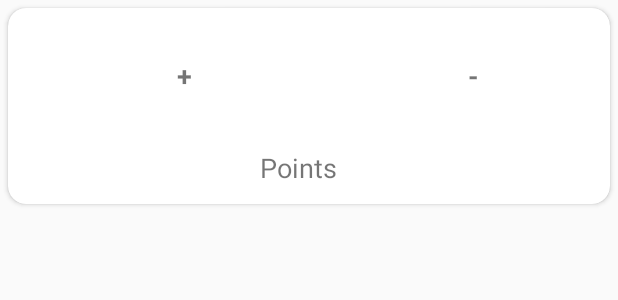
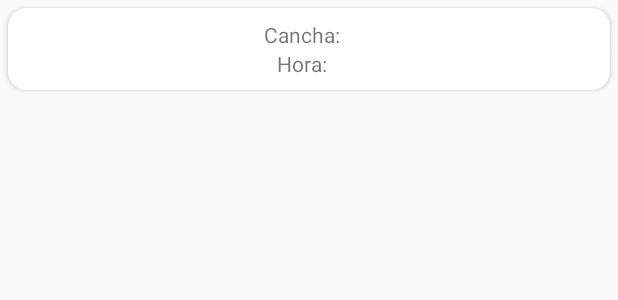
Before and after one commit to flimflo/AlpHa-Android, an Android app: the layout games_item.xml on its own in the app's theme, with its tools: preview values and no code run, on a phone screen of 412 x 824 dp. Shown: the top 300 px of the screen. Run offline under Robolectric (Android 15) with nearby library versions, the phone set to English and light mode, and no system bars; network calls fail.

Commit message:
NewsDetail and Games

```diff
--- a/app/src/main/java/com/flimflo/alpha/MainActivity.kt
+++ b/app/src/main/java/com/flimflo/alpha/MainActivity.kt
@@ -18,7 +18,6 @@ import com.google.android.material.bottomnavigation.BottomNavigationView
 class MainActivity : AppCompatActivity(), GamesFragment.CommListener, NewsFragment.CommListener, RankingFragment.CommListener {
 
     private lateinit var database: AlphaDataBase
-
 
     override fun onCreate(savedInstanceState: Bundle?) {
         super.onCreate(savedInstanceState)
--- a/app/src/main/java/com/flimflo/alpha/ui/games/Games.kt
+++ b/app/src/main/java/com/flimflo/alpha/ui/games/Games.kt
@@ -5,7 +5,7 @@ import androidx.room.PrimaryKey
 import com.flimflo.alpha.database.Constants
 
 @Entity(tableName = Constants.TABLE_NAME_GAMES)
-class Games (var team: String, var goals: Int, var goalsA: Int, var points: Int) {
+class Games (var teamA: String, var teamB: String, var cancha: Int, var hora: String, var date: String) {
     @PrimaryKey(autoGenerate = true)
     var id: Long = 0
 }
--- a/app/src/main/java/com/flimflo/alpha/ui/ranking/RankingAdapter.kt
+++ b/app/src/main/java/com/flimflo/alpha/ui/ranking/RankingAdapter.kt
@@ -41,7 +41,5 @@ class RankingAdapter(private val context: Context, private val rankingList: Muta
         var txtGoalsAgainst : TextView = itemView.findViewById(R.id.tvGoalsAgainst)
         var txtPosition : TextView = itemView.findViewById(R.id.tvPosition)
 
-
-
     }
 }
--- a/app/src/main/res/layout/games_item.xml
+++ b/app/src/main/res/layout/games_item.xml
@@ -13,93 +13,72 @@
         android:layout_width="match_parent"
         android:layout_height="wrap_content"
         android:padding="8dp"
-        android:orientation="vertical">
+        android:orientation="horizontal">
 
         <TextView
-            android:id="@+id/txtTitleGamesItem"
-            android:layout_width="match_parent"
-            android:layout_height="wrap_content"
-            android:textAlignment="center"
+            android:id="@+id/txtTeamAGamesItem"
+            android:layout_width="wrap_content"
+            android:layout_height="match_parent"
+            android:layout_weight="1"
+            android:gravity="center"
             android:textSize="18sp"
             android:textStyle="bold" />
 
-        <TableLayout
-            android:layout_width="match_parent"
-            android:layout_height="match_parent">
+        <LinearLayout
+            android:layout_width="wrap_content"
+            android:layout_height="wrap_content"
+            android:layout_weight="1"
+            android:orientation="vertical">
 
-            <TableRow
+            <LinearLayout
                 android:layout_width="match_parent"
-                android:layout_height="match_parent">
-
-                <TextView
-                    android:layout_width="match_parent"
-                    android:layout_height="wrap_content"
-                    android:layout_weight="1"
-                    android:text="@string/plus"
-                    android:textAlignment="center"
-                    android:textSize="18sp"
-                    android:textStyle="bold" />
+                android:layout_height="wrap_content"
+                android:gravity="center"
+                android:orientation="horizontal">
 
                 <TextView
                     android:layout_width="wrap_content"
                     android:layout_height="wrap_content"
-                    android:layout_weight="1"
-                    android:text="@string/negative"
-                    android:textAlignment="center"
-                    android:textAllCaps="false"
-                    android:textSize="18sp"
-                    android:textStyle="bold" />
-
-            </TableRow>
-
-            <TableRow
-                android:layout_width="match_parent"
-                android:layout_height="match_parent">
+                    android:layout_marginEnd="8dp"
+                    android:text="@string/cancha" />
 
                 <TextView
-                    android:id="@+id/txtPosGamesItem"
-                    android:layout_width="match_parent"
-                    android:layout_height="wrap_content"
-                    android:layout_weight="1"
-                    android:textAlignment="center"
-                    android:textSize="24sp" />
+                    android:id="@+id/txtCanGamesItem"
+                    android:layout_width="wrap_content"
+                    android:layout_height="wrap_content" />
+
+            </LinearLayout>
+
+            <LinearLayout
+                android:layout_width="match_parent"
+                android:layout_height="wrap_content"
+                android:gravity="center"
+                android:orientation="horizontal">
 
                 <TextView
-                    android:id="@+id/txtNegGamesItem"
                     android:layout_width="wrap_content"
                     android:layout_height="wrap_content"
-                    android:layout_weight="1"
-                    android:textAlignment="center"
-                    android:textSize="24sp" />
-
-            </TableRow>
-
-            <TableRow
-                android:layout_width="match_parent"
-                android:layout_height="match_parent">
+                    android:layout_marginEnd="8dp"
+                    android:text="@string/hora" />
 
                 <TextView
-                    android:layout_width="match_parent"
-                    android:layout_height="match_parent"
-                    android:layout_weight="1"
-                    android:layout_marginRight="8dp"
-                    android:gravity="center"
-                    android:text="@string/points"
-                    android:textAlignment="textEnd"
-                    android:textSize="18sp"
-                    tools:ignore="RtlCompat" />
+                    android:id="@+id/txtHoraGamesItem"
+                    android:layout_width="wrap_content"
+                    android:layout_height="wrap_content" />
 
-                <TextView
-                    android:id="@+id/txtTotalGamesItem"
-                    android:layout_width="wrap_content"
-                    android:layout_height="wrap_content"
-                    android:layout_weight="1"
-                    android:textSize="24sp"
-                    android:textStyle="bold" />
+            </LinearLayout>
 
-            </TableRow>
-        </TableLayout>
 
+        </LinearLayout>
+
+        <TextView
+            android:id="@+id/txtTeamBGamesItem"
+            android:layout_width="wrap_content"
+            android:layout_height="match_parent"
+            android:layout_weight="1"
+            android:gravity="center"
+            android:textSize="18sp"
+            android:textStyle="bold" />
 
     </LinearLayout>
 
--- a/app/src/main/res/values/strings.xml
+++ b/app/src/main/res/values/strings.xml
@@ -14,4 +14,8 @@
     <string name="contacto">Contact</string>
     <string name="direccion">Address</string>
     <string name="logosponsor">LogoSponsor</string>
+    <!-- TODO: Remove or change this placeholder text -->
+    <string name="hello_blank_fragment">Hello blank fragment</string>
+    <string name="hora">Hora:</string>
+    <string name="cancha">Cancha:</string>
 </resources>
```
Also changed, not shown: app/src/main/AndroidManifest.xml (+9 -7 lines), app/src/main/java/com/flimflo/alpha/ui/games/GamesAdapter.kt (+12 -12 lines), app/src/main/java/com/flimflo/alpha/ui/games/GamesFragment.kt (+19 -11 lines), app/src/main/java/com/flimflo/alpha/ui/news/NewsAdapter.kt (+14 -3 lines), app/src/main/java/com/flimflo/alpha/ui/news/NewsConstants.kt (added, +8 -0 lines), app/src/main/java/com/flimflo/alpha/ui/news/NewsDetail.kt (added, +24 -0 lines), app/src/main/res/layout/activity_news_detail.xml (added, +52 -0 lines), app/src/main/res/layout/fragment_games.xml (+22 -2 lines), app/src/main/res/layout/news_item.xml (+10 -16 lines).
